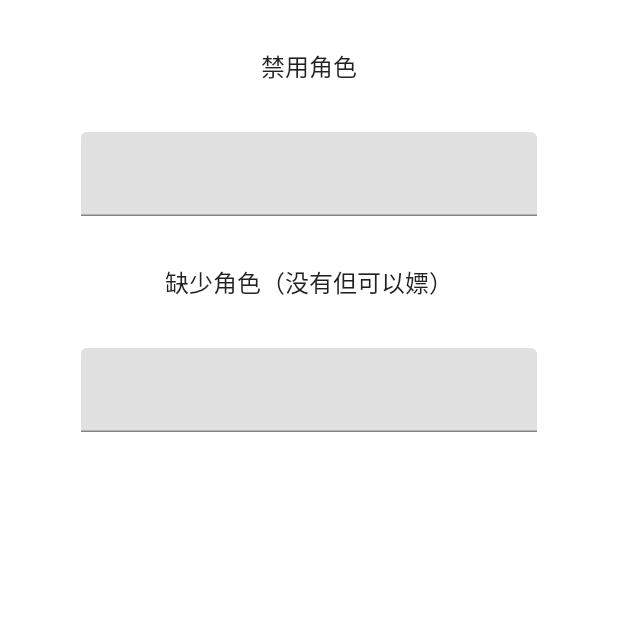
After one commit to Charley337/PCR-Split-Box-For-Android, an Android app built with Jetpack Compose: the composable SettingPage shown on its own in the app's theme, on a phone screen of 412 x 824 dp, the top half of it. The commit adds this screen. Run offline under Robolectric (Android 15) with nearby library versions, the phone set to English and light mode, and no system bars.

Commit message:
add setting function

```diff
--- a/app/src/main/java/com/example/pcrsplitboxforandroid/PlanItemCompose.kt
+++ b/app/src/main/java/com/example/pcrsplitboxforandroid/PlanItemCompose.kt
@@ -15,6 +15,10 @@ import androidx.compose.ui.unit.dp
 fun PlanItem(mainViewModel: MainViewModel, mainActivity: MainActivity, i: Int) {
     Text(
         text = "方案${i + 1}    伤害：${mainViewModel.resultPlanList[i].damage}W    毛分：${mainViewModel.resultPlanList[i].score}W",
+        modifier = Modifier.fillMaxWidth(0.9F)
+    )
+    Text(
+        text = "需要嫖： ${mainViewModel.resultPlanList[i].borrow}",
         modifier = Modifier
             .fillMaxWidth(0.9F)
             .padding(bottom = 4.dp)
--- /dev/null
+++ b/app/src/main/java/com/example/pcrsplitboxforandroid/SettingPage.kt
@@ -0,0 +1,35 @@
+package com.example.pcrsplitboxforandroid
+
+import androidx.compose.foundation.layout.Column
+import androidx.compose.foundation.layout.fillMaxSize
+import androidx.compose.foundation.layout.fillMaxWidth
+import androidx.compose.foundation.layout.padding
+import androidx.compose.material.Text
+import androidx.compose.material.TextField
+import androidx.compose.runtime.Composable
+import androidx.compose.ui.Alignment
+import androidx.compose.ui.Modifier
+import androidx.compose.ui.unit.dp
+
+@Composable
+fun SettingPage(mainViewModel: MainViewModel) {
+    Column(
+        horizontalAlignment = Alignment.CenterHorizontally,
+        modifier = Modifier
+            .fillMaxSize()
+            .padding(16.dp)
+    ) {
+        Text(text = "禁用角色", modifier = Modifier.padding(vertical = 16.dp))
+        TextField(
+            value = mainViewModel.tfBanListValue,
+            modifier = Modifier.fillMaxWidth(0.8F).padding(vertical = 16.dp),
+            onValueChange = { mainViewModel.tfBanListValue = it }
+        )
+        Text(text = "缺少角色（没有但可以嫖）", modifier = Modifier.padding(vertical = 16.dp))
+        TextField(
+            value = mainViewModel.tfLackListValue,
+            modifier = Modifier.fillMaxWidth(0.8F).padding(vertical = 16.dp),
+            onValueChange = { mainViewModel.tfLackListValue = it }
+        )
+    }
+}
--- a/app/src/main/java/com/example/pcrsplitboxforandroid/ui/theme/Color.kt
+++ b/app/src/main/java/com/example/pcrsplitboxforandroid/ui/theme/Color.kt
@@ -3,6 +3,7 @@ package com.example.pcrsplitboxforandroid.ui.theme
 import androidx.compose.ui.graphics.Color
 
 val Purple200 = Color(0xFFBB86FC)
+val Purple350 = Color(0xFFAF63FA)
 val Purple500 = Color(0xFF6200EE)
 val Purple700 = Color(0xFF3700B3)
 val Teal200 = Color(0xFF03DAC5)
```
Also changed, not shown: app/src/main/java/com/example/pcrsplitboxforandroid/BottomNavigationCompose.kt (added, +54 -0 lines), app/src/main/java/com/example/pcrsplitboxforandroid/MainActivity.kt (+28 -8 lines), app/src/main/java/com/example/pcrsplitboxforandroid/MainViewModel.kt (+52 -4 lines).
